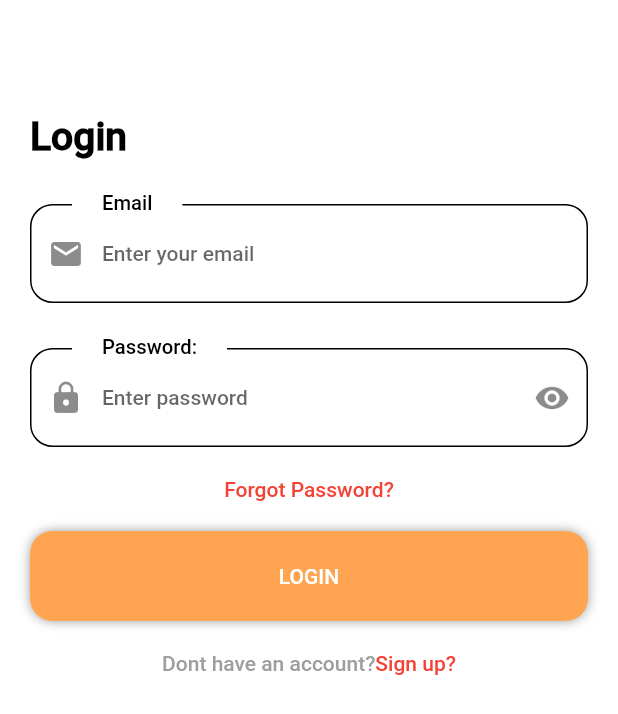
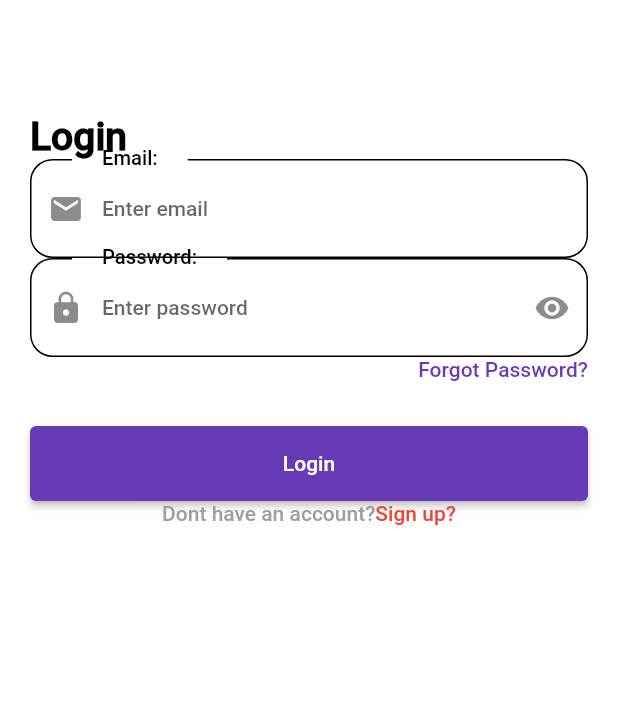
Before and after one commit to mayokmedia/TheBreej, a Flutter app: the screen it shows after launch, after a tap on "Sign in", on a phone screen of 412 x 824 dp. Shown: the top 714 px of the screen. Run offline on Flutter 3.47's test engine with Material 2 defaults, Android fonts, the phone set to English and light mode, and no system bars; Roboto replaces fonts that are missing (Raleway).

Commit message:
Login page refractored

```diff
--- a/lib/login.dart
+++ b/lib/login.dart
@@ -17,7 +17,8 @@ class LoginPage extends StatelessWidget {
         elevation: 0,
         iconTheme: IconThemeData(color: Colors.black),
       ),
-      body: Padding(
+      body: SingleChildScrollView(
+        child: Padding(
           padding: const EdgeInsets.all(20.0),
           child: Column(
             crossAxisAlignment: CrossAxisAlignment.start,
@@ -27,72 +28,71 @@ class LoginPage extends StatelessWidget {
                 style: TextStyle(
                   fontWeight: FontWeight.bold,
                   fontSize: 26,
-                fontFamily: 'Raleway',
                   color: Colors.black,
                 ),
               ),
-            Padding(
-              padding: const EdgeInsets.symmetric(vertical: 30),
-              child: TextField(
-                style: const TextStyle(fontSize: 14, fontWeight: FontWeight.bold),
-                decoration: kInputDecoration,
+              TextField(
+                style:
+                    const TextStyle(fontSize: 14, fontWeight: FontWeight.bold),
+                decoration: kInputDecoration.copyWith(
+                  labelText: "Email:",
+                  hintText: "Enter email",
                 ),
               ),
               TextField(
                 obscureText: true,
-              style: const TextStyle(fontSize: 14, fontWeight: FontWeight.bold, fontFamily: 'Raleway'),
+                style: const TextStyle(
+                  fontSize: 14,
+                ),
                 decoration: kInputDecoration.copyWith(
-                prefixIcon: const Icon(Icons.lock,),
-                suffixIcon: const Icon(Icons.remove_red_eye,),
+                  prefixIcon: const Icon(
+                    Icons.lock,
+                  ),
+                  suffixIcon: const Icon(
+                    Icons.remove_red_eye,
+                  ),
                   labelText: "Password:",
                   hintText: "Enter password",
-
                 ),
               ),
               const Align(
-              alignment: Alignment.center,
-              child: Padding(
-                padding: EdgeInsets.symmetric(vertical: 20),
-                child: Text('Forgot Password?', style: TextStyle( color: Colors.red, fontFamily: 'Raleway'),
+                alignment: Alignment.centerRight,
+                child: Text(
+                  'Forgot Password?',
+                  style: TextStyle(color: kPrimaryColor, fontFamily: 'Raleway'),
                 ),
               ),
+              Container(
+                  margin: EdgeInsets.only(top: 30),
+                  height: 50,
+                  width: double.infinity,
+                  child: ElevatedButton(
+                    child: Text("Login"),
+                    onPressed: () {
+                      Navigator.pushReplacement(
+                        context,
+                        MaterialPageRoute(
+                          builder: (context) => ProfilePage(),
                         ),
-            GestureDetector(
-              onTap: () {
-                Navigator.push( context, MaterialPageRoute( builder: (context) => const ProfilePage()));
+                      );
                     },
-              child: Container(
-                height: 60,
-                width: double.infinity,
-                margin: const EdgeInsets.only(bottom: 20),
-                decoration: BoxDecoration(
-                    color: const Color(0xFFFFA451),
-                    borderRadius: BorderRadius.circular(15),
-                    boxShadow: const [
-                      BoxShadow(
-                        color: Colors.grey,
-                        blurRadius: 6.0,
-                      ),
-                    ]),
-                child: Row(
-                  mainAxisAlignment: MainAxisAlignment.center,
-                  children: const [
-                    Text('LOGIN', style: TextStyle( color: Colors.white,fontFamily: 'Raleway'),
-                    ),
-                  ],
-                ),
-              ),
-            ),
+                  )),
               Row(
                 mainAxisAlignment: MainAxisAlignment.center,
-              children:  [
-                const Text('Dont have an account?', style: TextStyle( color: Colors.grey,fontFamily: 'Raleway'),
+                children: [
+                  const Text(
+                    'Dont have an account?',
+                    style: TextStyle(color: Colors.grey, fontFamily: 'Raleway'),
                   ),
-                GestureDetector(
-                  onTap: (){
-                    Navigator.push(context, MaterialPageRoute(builder: (context)=> Signup()));
+                  InkWell(
+                    onTap: () {
+                      Navigator.push(context,
+                          MaterialPageRoute(builder: (context) => Signup()));
                     },
-                  child: Text( 'Sign up?', style: const TextStyle( color: Colors.red,fontFamily: 'Raleway'),
+                    child: Text(
+                      'Sign up?',
+                      style: const TextStyle(
+                          color: Colors.red, fontFamily: 'Raleway'),
                     ),
                   ),
                 ],
@@ -100,6 +100,7 @@ class LoginPage extends StatelessWidget {
             ],
           ),
         ),
+      ),
     );
   }
 }
```
Lines whose indentation alone changed are shown as unchanged.
